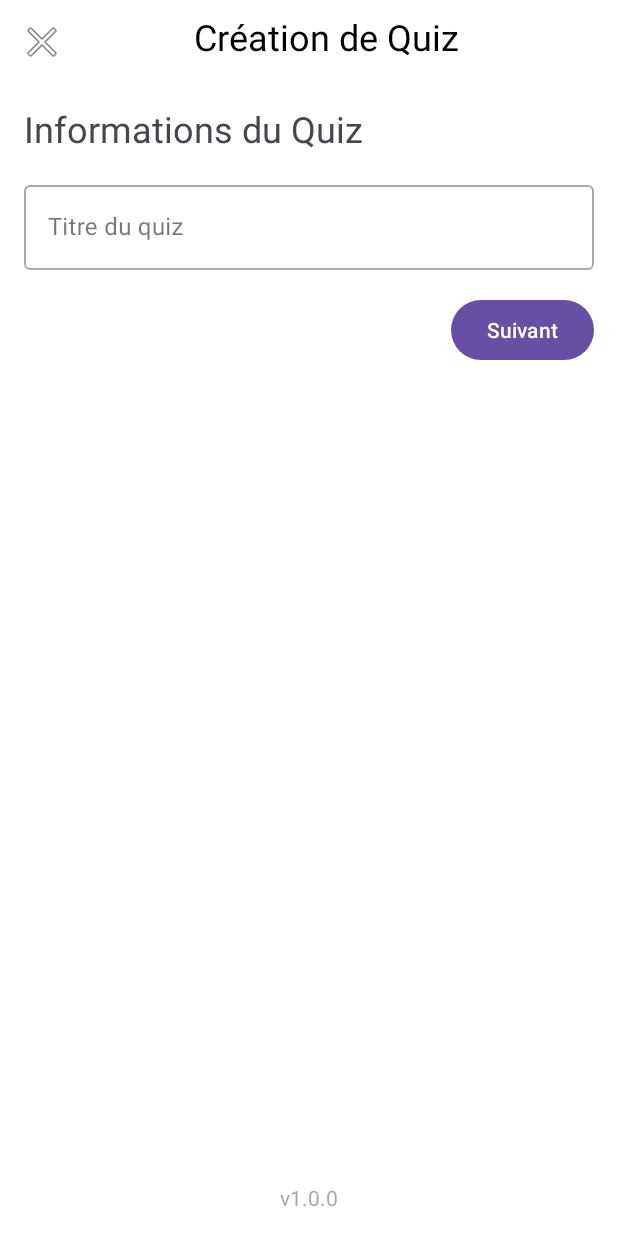
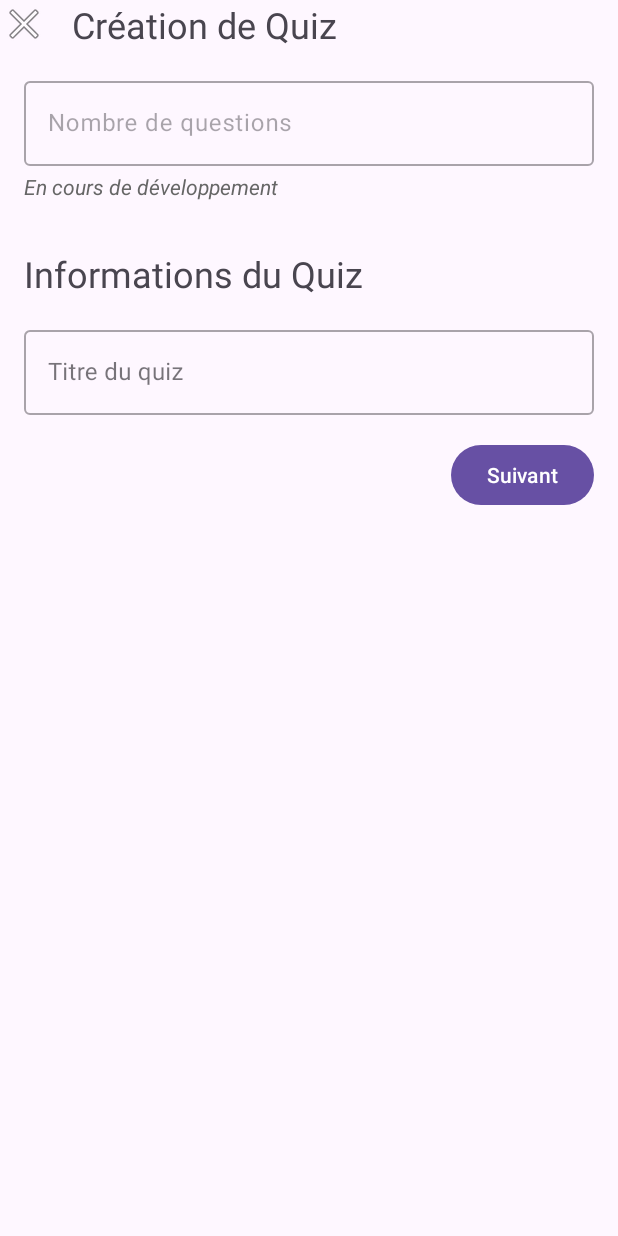
Before and after one commit to Nico8529/ProjetAndroidS8, an Android app: the CreationQuiz screen opened directly, with no data from a screen before it, on a phone screen of 412 x 824 dp. Run offline under Robolectric (Android 15) with nearby library versions, the phone set to English and light mode, and no system bars.

Commit message:
VERSION LIVRAISON NE PLUS TOUCHER

```diff
--- a/app/src/main/res/layout/creation_quiz.xml
+++ b/app/src/main/res/layout/creation_quiz.xml
@@ -1,13 +1,9 @@
 <?xml version="1.0" encoding="utf-8"?>
 <androidx.constraintlayout.widget.ConstraintLayout
     xmlns:android="http://schemas.android.com/apk/res/android"
-        xmlns:tools="http://schemas.android.com/tools"
     xmlns:app="http://schemas.android.com/apk/res-auto"
-        android:id="@+id/main"
     android:layout_width="match_parent"
-        android:layout_height="match_parent"
-        android:background="@android:color/white"
-        tools:context=".MainActivity">
+    android:layout_height="match_parent">
 
     <ImageButton
         android:id="@+id/btnBack_LCreation_Quiz"
@@ -17,46 +13,54 @@
         app:layout_constraintTop_toTopOf="parent"
         app:layout_constraintStart_toStartOf="parent"
         android:background="?android:attr/selectableItemBackgroundBorderless"
-            android:padding="12dp"
-            android:contentDescription="@string/back_button" />
+        android:contentDescription="@string/back_button"/>
 
     <TextView
         android:id="@+id/title_LCreation_Quiz"
-            android:layout_width="233dp"
-            android:layout_height="29dp"
+        android:layout_width="wrap_content"
+        android:layout_height="wrap_content"
         android:text="Création de Quiz"
         android:textSize="24sp"
-            android:textColor="@android:color/black"
         app:layout_constraintTop_toTopOf="parent"
         app:layout_constraintStart_toEndOf="@id/btnBack_LCreation_Quiz"
-            app:layout_constraintEnd_toEndOf="parent"
-            android:layout_marginStart="16dp"
-            android:layout_marginTop="8dp"
-            app:layout_constraintHorizontal_bias="0.54"/>
+        android:layout_marginStart="16dp"/>
 
-    <!-- ViewPager2 pour la navigation entre les fragments -->
+    <com.google.android.material.textfield.TextInputLayout
+        android:id="@+id/questionCountInputLayout"
+        android:layout_width="match_parent"
+        android:layout_height="wrap_content"
+        android:layout_margin="16dp"
+        android:enabled="false"
+        app:layout_constraintTop_toBottomOf="@id/title_LCreation_Quiz">
+
+        <com.google.android.material.textfield.TextInputEditText
+            android:id="@+id/questionCountInput"
+            android:layout_width="match_parent"
+            android:layout_height="wrap_content"
+            android:enabled="false"
+            android:hint="Nombre de questions"
+            android:inputType="number"
+            android:maxLength="2"/>
+
+    </com.google.android.material.textfield.TextInputLayout>
+
+    <TextView
+        android:id="@+id/developmentNote"
+        android:layout_width="wrap_content"
+        android:layout_height="wrap_content"
+        android:text="En cours de développement"
+        android:textStyle="italic"
+        android:textColor="#666666"
+        android:layout_marginTop="4dp"
+        app:layout_constraintTop_toBottomOf="@id/questionCountInputLayout"
+        app:layout_constraintStart_toStartOf="@id/questionCountInputLayout"/>
+
     <androidx.viewpager2.widget.ViewPager2
         android:id="@+id/viewPager"
-            android:layout_width="0dp"
+        android:layout_width="match_parent"
         android:layout_height="0dp"
         android:layout_marginTop="16dp"
-            app:layout_constraintTop_toBottomOf="@id/title_LCreation_Quiz"
-            app:layout_constraintBottom_toTopOf="@id/version_LCreation_Quiz"
-            app:layout_constraintStart_toStartOf="parent"
-            app:layout_constraintEnd_toEndOf="parent"
-            android:layout_marginBottom="16dp"/>
-
-    <TextView
-            android:id="@+id/version_LCreation_Quiz"
-            android:layout_width="0dp"
-            android:layout_height="wrap_content"
-            android:textSize="14sp"
-            android:textColor="@android:color/darker_gray"
-            app:layout_constraintBottom_toBottomOf="parent"
-            app:layout_constraintStart_toStartOf="parent"
-            app:layout_constraintEnd_toEndOf="parent"
-            android:layout_marginBottom="16dp"
-            android:text="@string/version_app"
-            android:gravity="center" />
+        app:layout_constraintTop_toBottomOf="@id/developmentNote"
+        app:layout_constraintBottom_toBottomOf="parent"/>
 
 </androidx.constraintlayout.widget.ConstraintLayout>
--- a/app/src/main/res/values/strings.xml
+++ b/app/src/main/res/values/strings.xml
@@ -116,7 +116,7 @@
     <string name="j4">J4</string>
     <string name="multijoueur_en_ligne">Multijoueur en Ligne</string>
     <string name="titre_du_quiz">Titre du quiz :</string>
-    <string name="mode_normal">Mode Normal</string>
+    <string name="mode_normal">Mode Question pour un champion</string>
     <string name="mode_3_meilleurs_sur_4">Mode 3 meilleurs sur 4</string>
     <string name="mode_le_plus_rapide">Mode Le plus rapide</string>
     <string name="mode_r_partition_r_gressive">Mode Répartition régressive</string>
```
Also changed, not shown: app/src/main/java/com/example/quiz/GameQuiz.java (+28 -1 lines), app/src/main/java/com/example/quiz/SelectionMode2.java (+8 -8 lines), app/src/main/java/com/example/quiz/fragments/QuizInfoFragment.java (+4 -4 lines), app/src/main/res/layout/fragment_quiz_info_fragement.xml (deleted, +0 -14 lines), app/src/main/res/layout/item_quiz.xml (+16 -16 lines), app/src/main/res/layout/login.xml (+32 -8 lines), app/src/main/res/layout/selection_mode2.xml (+44 -44 lines), app/src/main/res/layout/selection_mode3.xml (+33 -2 lines), gradle/libs.versions.toml (+7 -1 lines), app/src/main/java/com/example/quiz/SelectionQuiz.java (indentation only), app/src/main/java/com/example/quiz/fragments/PreviewQuizFragment.java (indentation only). Lines whose indentation alone changed are shown as unchanged.
